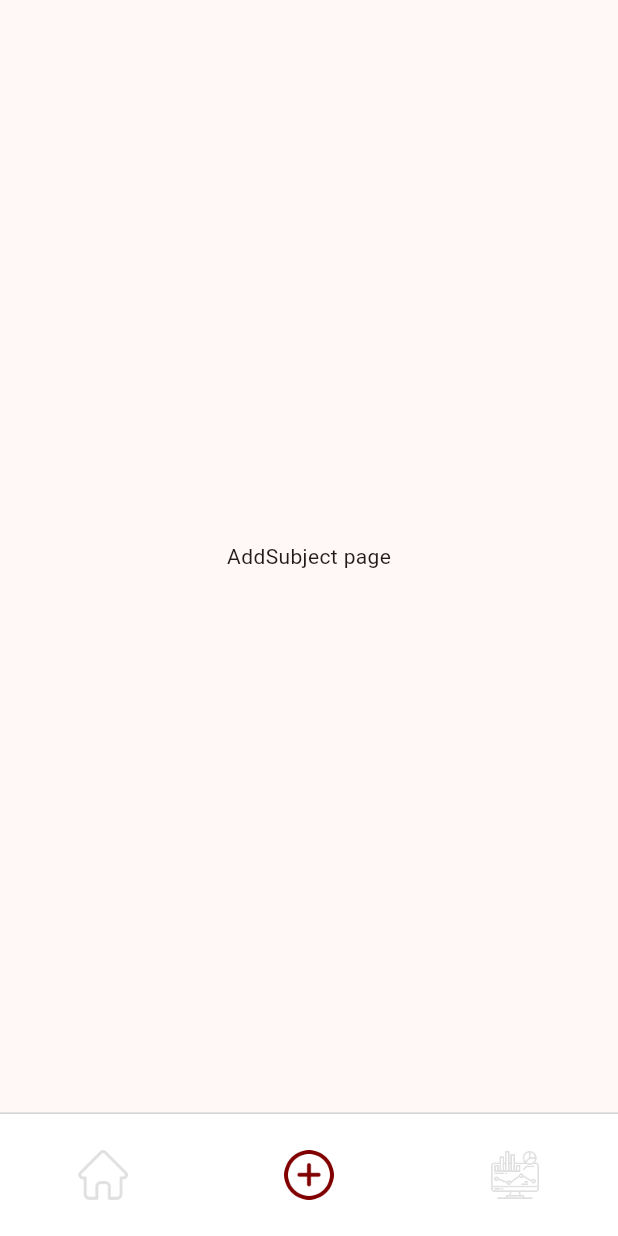
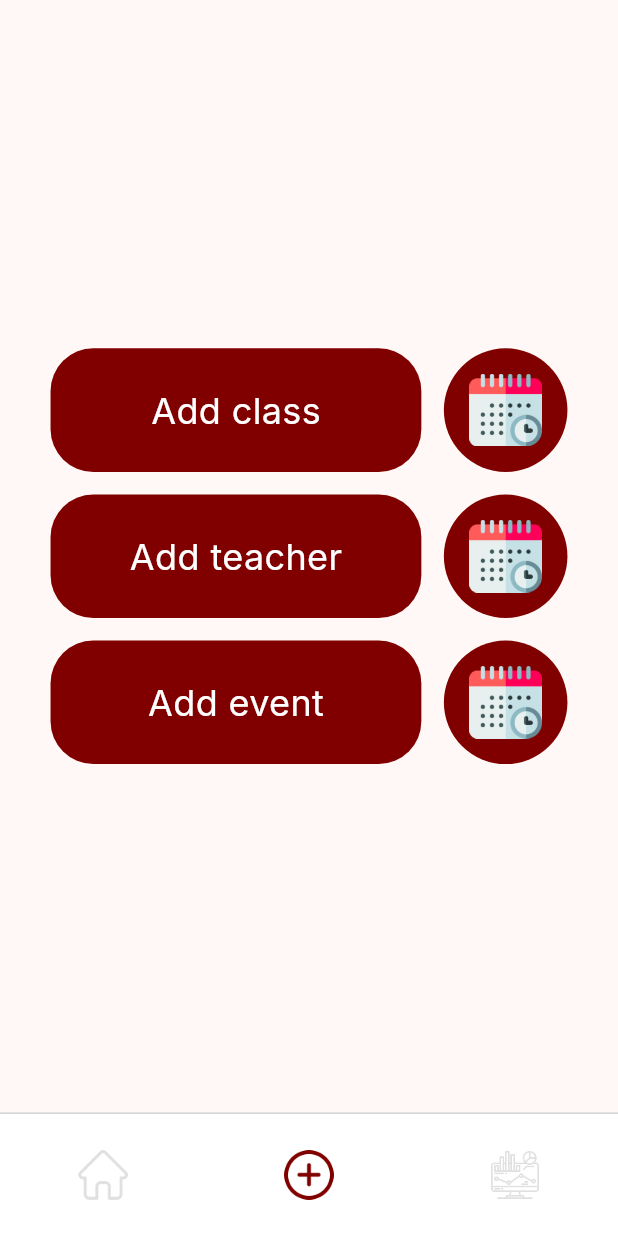
Before and after one commit to burhonjonturdaliyev/suuz_planner, a Flutter app: the screen it shows after launch, swiped to page 2, on a phone screen of 412 x 824 dp. Run offline on Flutter 3.47's test engine with Material 2 defaults, Android fonts, the phone set to English and light mode, and no system bars; our stand-ins replace google_fonts, page_transition, shared_preferences; network calls fail.

Commit message:
Fixing and creating admin panel

```diff
--- a/lib/admin/navigation/admin.dart
+++ b/lib/admin/navigation/admin.dart
@@ -35,9 +35,7 @@ class _AdminState extends State<Admin> {
             children: [
               GestureDetector(
                 onTap: () {
-                  controller.animateToPage(0,
-                      duration: Duration(milliseconds: 250),
-                      curve: Curves.bounceInOut);
+                  controller.jumpToPage(0);
                 },
                 child: Image.asset(
                   'image/Icon/home.png',
@@ -47,9 +45,7 @@ class _AdminState extends State<Admin> {
               ),
               GestureDetector(
                 onTap: () {
-                  controller.animateToPage(1,
-                      duration: Duration(milliseconds: 250),
-                      curve: Curves.bounceInOut);
+                  controller.jumpToPage(1);
                 },
                 child: Image.asset(
                   'image/Icon/add.png',
@@ -59,9 +55,7 @@ class _AdminState extends State<Admin> {
               ),
               GestureDetector(
                 onTap: () {
-                  controller.animateToPage(2,
-                      duration: Duration(milliseconds: 250),
-                      curve: Curves.bounceInOut);
+                  controller.jumpToPage(2);
                 },
                 child: Image.asset(
                   'image/Icon/monitor.png',
--- a/lib/admin/screens/add_subject.dart
+++ b/lib/admin/screens/add_subject.dart
@@ -1,4 +1,5 @@
 import 'package:flutter/material.dart';
+import 'package:google_fonts/google_fonts.dart';
 import 'package:suuz/theme/colors.dart';
 
 class AddSubject extends StatefulWidget {
@@ -12,10 +13,123 @@ class _AddSubjectState extends State<AddSubject> {
   @override
   Widget build(BuildContext context) {
     return Scaffold(
-      backgroundColor: transparent,
-      body: Center(
-        child: Text('AddSubject page'),
-      ),
-    );
+        backgroundColor: transparent,
+        body: Column(
+          mainAxisAlignment: MainAxisAlignment.center,
+          crossAxisAlignment: CrossAxisAlignment.center,
+          children: [
+            Row(
+              mainAxisAlignment: MainAxisAlignment.center,
+              children: [
+                Container(
+                  width: MediaQuery.of(context).size.width * .6,
+                  height: MediaQuery.of(context).size.width * .2,
+                  decoration: BoxDecoration(
+                      color: mainColor,
+                      borderRadius: BorderRadius.circular(28.5)),
+                  child: Center(
+                    child: Text(
+                      'Add class',
+                      style: GoogleFonts.inter(
+                          color: white,
+                          fontSize: 24,
+                          fontWeight: FontWeight.w400),
+                    ),
+                  ),
+                ),
+                SizedBox(
+                  width: 15,
+                ),
+                Container(
+                  padding: EdgeInsets.all(17),
+                  width: MediaQuery.of(context).size.width * .2,
+                  height: MediaQuery.of(context).size.width * .2,
+                  decoration: BoxDecoration(
+                      color: mainColor,
+                      borderRadius: BorderRadius.circular(100)),
+                  child: Image.asset(
+                    'image/Icon/timetable.png',
+                  ),
+                ),
+              ],
+            ),
+            SizedBox(
+              height: 15,
+            ),
+            Row(
+              mainAxisAlignment: MainAxisAlignment.center,
+              children: [
+                Container(
+                  width: MediaQuery.of(context).size.width * .6,
+                  height: MediaQuery.of(context).size.width * .2,
+                  decoration: BoxDecoration(
+                      color: mainColor,
+                      borderRadius: BorderRadius.circular(28.5)),
+                  child: Center(
+                    child: Text(
+                      'Add teacher',
+                      style: GoogleFonts.inter(
+                          color: white,
+                          fontSize: 24,
+                          fontWeight: FontWeight.w400),
+                    ),
+                  ),
+                ),
+                SizedBox(
+                  width: 15,
+                ),
+                Container(
+                  padding: EdgeInsets.all(17),
+                  width: MediaQuery.of(context).size.width * .2,
+                  height: MediaQuery.of(context).size.width * .2,
+                  decoration: BoxDecoration(
+                      color: mainColor,
+                      borderRadius: BorderRadius.circular(100)),
+                  child: Image.asset(
+                    'image/Icon/timetable.png',
+                  ),
+                ),
+              ],
+            ),
+            SizedBox(
+              height: 15,
+            ),
+            Row(
+              mainAxisAlignment: MainAxisAlignment.center,
+              children: [
+                Container(
+                  width: MediaQuery.of(context).size.width * .6,
+                  height: MediaQuery.of(context).size.width * .2,
+                  decoration: BoxDecoration(
+                      color: mainColor,
+                      borderRadius: BorderRadius.circular(28.5)),
+                  child: Center(
+                    child: Text(
+                      'Add event',
+                      style: GoogleFonts.inter(
+                          color: white,
+                          fontSize: 24,
+                          fontWeight: FontWeight.w400),
+                    ),
+                  ),
+                ),
+                SizedBox(
+                  width: 15,
+                ),
+                Container(
+                  padding: EdgeInsets.all(17),
+                  width: MediaQuery.of(context).size.width * .2,
+                  height: MediaQuery.of(context).size.width * .2,
+                  decoration: BoxDecoration(
+                      color: mainColor,
+                      borderRadius: BorderRadius.circular(100)),
+                  child: Image.asset(
+                    'image/Icon/timetable.png',
+                  ),
+                ),
+              ],
+            ),
+          ],
+        ));
   }
 }
--- a/lib/main.dart
+++ b/lib/main.dart
@@ -1,5 +1,4 @@
 import 'package:flutter/material.dart';
-import 'package:suuz/Splash%20Screen/splash_screen.dart';
 import 'package:suuz/theme/colors.dart';
 
 import 'admin/navigation/admin.dart';
```
Also changed, not shown: image/Icon/timetable.png (added).
